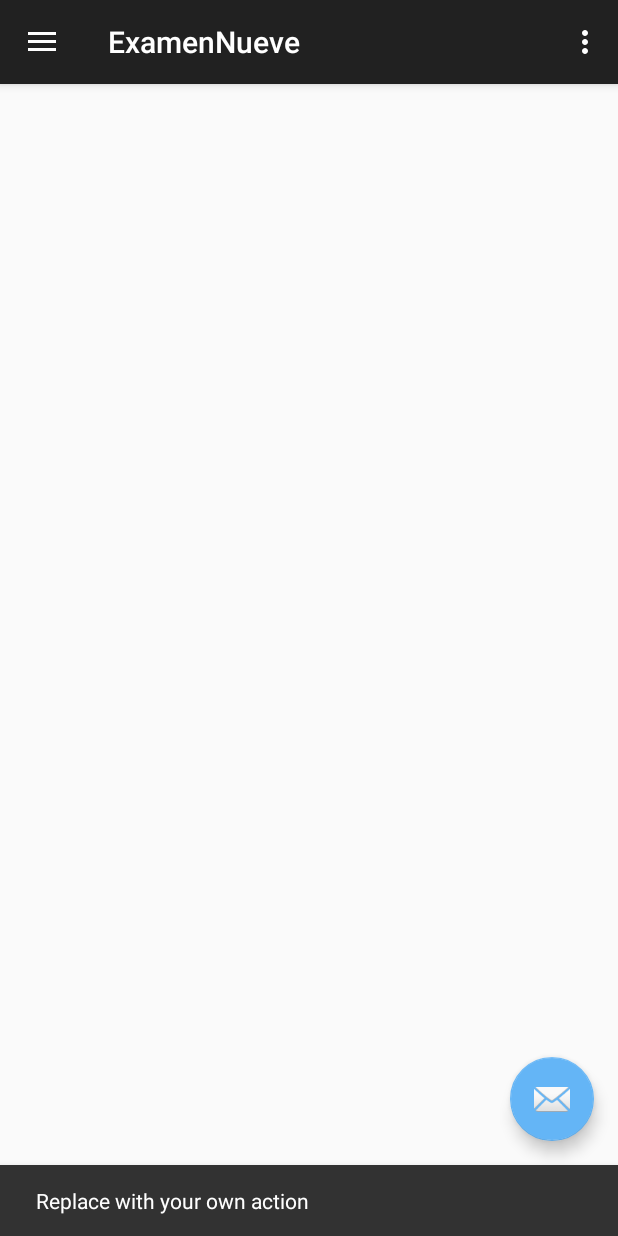
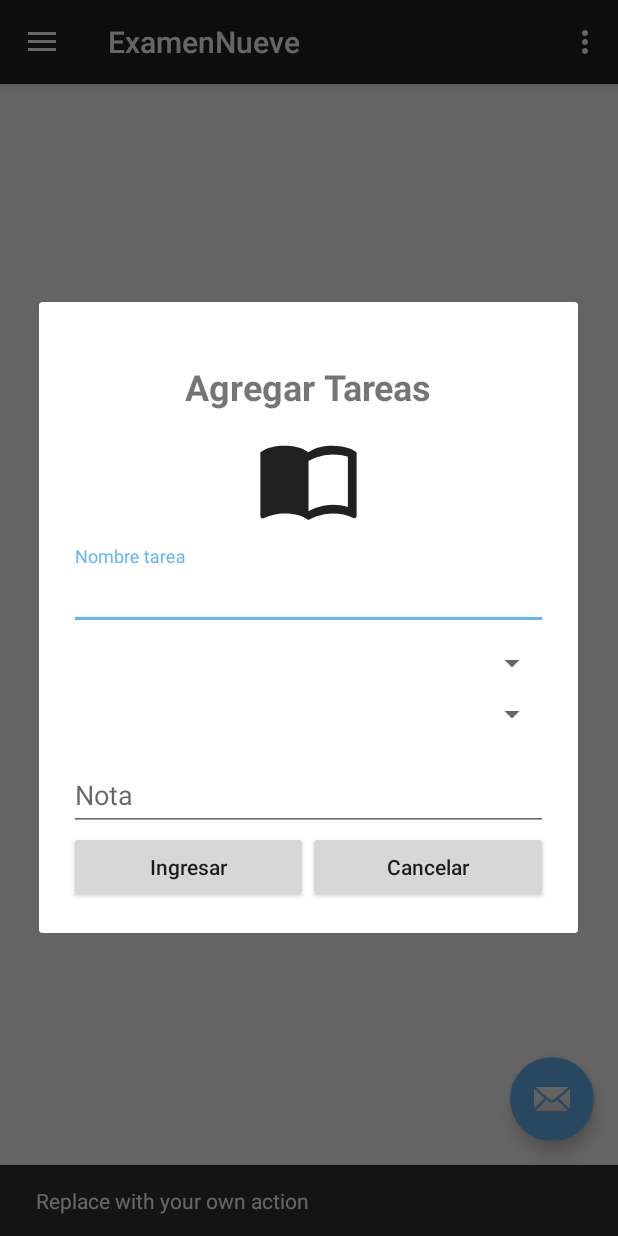
Before and after one commit to AlexisRoj/ExamenNueve, an Android app: the MainActivity screen opened directly, with no data from a screen before it, after a tap on an icon or button, on a phone screen of 412 x 824 dp. Run offline under Robolectric (Android 15) with nearby library versions, the phone set to English and light mode, and no system bars.

```diff
--- a/app/build.gradle
+++ b/app/build.gradle
@@ -4,6 +4,7 @@ android {
     compileSdkVersion 25
     buildToolsVersion "25.0.2"
     defaultConfig {
+        vectorDrawables.useSupportLibrary = true
         applicationId "com.innovagenesis.aplicaciones.android.examennueve"
         minSdkVersion 19
         targetSdkVersion 25
--- a/app/src/main/java/com/innovagenesis/aplicaciones/android/examennueve/DiccionarioDatos.java
+++ b/app/src/main/java/com/innovagenesis/aplicaciones/android/examennueve/DiccionarioDatos.java
@@ -15,7 +15,7 @@ public class DiccionarioDatos {
     public static final int rolUsuario = 0;
     public static final boolean salvarUsuario = false;
 
-    private static final String ip = "192.168.100.5";
+    private static final String ip = "192.168.100.4";
     private static final String puerto = "8084";
 
     // Espacio reservado para las conexiones a base de datos
--- a/app/src/main/java/com/innovagenesis/aplicaciones/android/examennueve/activities/MainActivity.java
+++ b/app/src/main/java/com/innovagenesis/aplicaciones/android/examennueve/activities/MainActivity.java
@@ -9,8 +9,6 @@ import android.support.design.widget.FloatingActionButton;
 import android.support.design.widget.Snackbar;
 import android.support.v4.app.Fragment;
 import android.support.v4.app.FragmentTransaction;
-import android.support.v7.widget.LinearLayoutManager;
-import android.support.v7.widget.RecyclerView;
 import android.view.View;
 import android.support.design.widget.NavigationView;
 import android.support.v4.view.GravityCompat;
@@ -23,9 +21,9 @@ import android.view.MenuItem;
 
 import com.innovagenesis.aplicaciones.android.examennueve.DiccionarioDatos;
 import com.innovagenesis.aplicaciones.android.examennueve.R;
-import com.innovagenesis.aplicaciones.android.examennueve.adapters.RecyclerViewAdapaterAU;
-import com.innovagenesis.aplicaciones.android.examennueve.asynctask.EstudiantesAsyncTask;
+import com.innovagenesis.aplicaciones.android.examennueve.asynctask.AsignaturaAsyncTask;
 import com.innovagenesis.aplicaciones.android.examennueve.asynctask.UsuarioAsyncTask;
+import com.innovagenesis.aplicaciones.android.examennueve.dialogos.DialogoAgregarTareas;
 import com.innovagenesis.aplicaciones.android.examennueve.fragments.AsignaturaFragment;
 import com.innovagenesis.aplicaciones.android.examennueve.fragments.EstudiantesFragment;
 import com.innovagenesis.aplicaciones.android.examennueve.instancias.UsuariosAsigna;
@@ -33,11 +31,10 @@ import com.innovagenesis.aplicaciones.android.examennueve.instancias.UsuariosAsi
 import java.net.MalformedURLException;
 import java.net.URL;
 import java.util.ArrayList;
-import java.util.List;
 
 public class MainActivity extends AppCompatActivity
         implements NavigationView.OnNavigationItemSelectedListener,
-        EstudiantesAsyncTask.mDesplegarEstudiantes,
+        AsignaturaAsyncTask.mDesplegarEstudiantes,
         UsuarioAsyncTask.mDesplegarUsuario {
 
     SharedPreferences preferences;
@@ -56,6 +53,14 @@ public class MainActivity extends AppCompatActivity
         fab.setOnClickListener(new View.OnClickListener() {
             @Override
             public void onClick(View view) {
+
+
+                DialogoAgregarTareas dialogoAgregarTareas = new DialogoAgregarTareas();
+                dialogoAgregarTareas.show(getSupportFragmentManager(),DialogoAgregarTareas.TAG);
+
+
+
+
                 Snackbar.make(view, "Replace with your own action", Snackbar.LENGTH_LONG)
                         .setAction("Action", null).show();
             }
@@ -121,7 +126,7 @@ public class MainActivity extends AppCompatActivity
         if (id == R.id.nav_asignatura) {
             // Se envía la solicitud asincronica de asignaturas
             try {
-                new EstudiantesAsyncTask(this).execute(new URL(DiccionarioDatos.URL_SERVICIO_ASIGNA));
+                new AsignaturaAsyncTask(this).execute(new URL(DiccionarioDatos.URL_SERVICIO_ASIGNA));
             } catch (MalformedURLException e) {
                 e.printStackTrace();
             }
@@ -157,10 +162,10 @@ public class MainActivity extends AppCompatActivity
     }
 
     @Override
-    public void DesplegarEstudiantes(ArrayList<UsuariosAsigna> listaUsuarios) {
+    public void DesplegarAsignatura(ArrayList<UsuariosAsigna> listaAsignatura) {
 
 
-        Fragment fragment = AsignaturaFragment.newInstances(listaUsuarios);
+        Fragment fragment = AsignaturaFragment.newInstances(listaAsignatura);
         mInstanciarFragment(contenedor, fragment).commit();
     }
 
--- /dev/null
+++ b/app/src/main/java/com/innovagenesis/aplicaciones/android/examennueve/dialogos/DialogoAgregarTareas.java
@@ -0,0 +1,125 @@
+package com.innovagenesis.aplicaciones.android.examennueve.dialogos;
+
+import android.annotation.SuppressLint;
+import android.app.AlertDialog;
+import android.app.Dialog;
+import android.os.Bundle;
+import android.support.annotation.NonNull;
+import android.support.design.widget.TextInputEditText;
+import android.support.design.widget.TextInputLayout;
+import android.support.v4.app.DialogFragment;
+import android.text.TextUtils;
+import android.view.LayoutInflater;
+import android.view.View;
+import android.widget.Button;
+import android.widget.Spinner;
+
+import com.innovagenesis.aplicaciones.android.examennueve.R;
+import com.innovagenesis.aplicaciones.android.examennueve.instancias.Tareas;
+
+/**
+ * Dialogo encargado de realizar el ingreso de tareas
+ * Created by alexi on 07/04/2017.
+ */
+
+public class DialogoAgregarTareas extends DialogFragment {
+
+    public static final String TAG = "dialogo_agregar_tarea";
+    public String nombreTarea = "nombre_tarea";
+
+    private interface DatosGuardarTarea {
+        void GuardarTarea(Tareas tareas);
+    }
+
+    public DatosGuardarTarea listener;
+
+    /**
+     * Spinner & TextInput
+     */
+    private Spinner spinnerAsignatura;
+    private Spinner spinnerEstudiante;
+
+    private TextInputEditText textInputEditTarea;
+    private TextInputLayout textInputLayoutTarea;
+    private TextInputEditText textInputEditNota;
+    private TextInputLayout textInputLayoutNota;
+
+
+
+    @NonNull
+    @Override
+    public Dialog onCreateDialog(Bundle savedInstanceState) {
+
+        @SuppressLint("InflateParams")
+        View view = LayoutInflater.from(getContext())
+                .inflate(R.layout.dialogo_agregar_tarea, null);
+
+        AlertDialog.Builder builder = new AlertDialog.Builder(getContext());
+        builder.setView(view);
+
+        spinnerAsignatura = (Spinner) view.findViewById(R.id.spinner_selecionar_asignatura);
+        spinnerEstudiante = (Spinner) view.findViewById(R.id.spinner_selecionar_estudiante);
+
+        textInputLayoutTarea = (TextInputLayout) view.findViewById(R.id.txt_inputlayout_nomtarea);
+        textInputEditTarea = (TextInputEditText) view.findViewById(R.id.txt_inputEdit_nomtarea);
+
+        textInputLayoutNota = (TextInputLayout) view.findViewById(R.id.txt_inputlayout_nota_tarea);
+        textInputEditNota = (TextInputEditText) view.findViewById(R.id.txt_inputEdit_nota_tarea);
+
+        Button btnAgregarTarea = (Button) view.findViewById(R.id.btn_ingresar_tarea);
+        Button btnCancelarTarea = (Button) view.findViewById(R.id.btn_cancelar_tarea);
+
+        btnAgregarTarea.setOnClickListener(new View.OnClickListener() {
+            @Override
+            public void onClick(View v) {
+                String errorTarea = "";
+                String nombreTarea = "";
+                Boolean activarInterface = true;
+                if (TextUtils.isEmpty(textInputEditTarea.getText())) {
+                    errorTarea = getString(R.string.campoVacio);
+                    activarInterface = false;
+                } else
+                    nombreTarea = textInputEditTarea.getText().toString();
+                mValidarTextInput(textInputLayoutTarea, errorTarea);
+
+
+                errorTarea = "";
+                String notaTarea = "";
+                if (TextUtils.isEmpty(textInputEditNota.getText())) {
+                    errorTarea = getString(R.string.campoVacio);
+                    activarInterface = false;
+                } else
+                    notaTarea = textInputEditNota.getText().toString();
+                mValidarTextInput(textInputLayoutNota, errorTarea);
+
+            }
+
+
+
+
+
+        });
+
+        btnCancelarTarea.setOnClickListener(new View.OnClickListener() {
+            @Override
+            public void onClick(View v) {
+
+                dismiss();
+            }
+        });
+
+        return builder.create();
+    }
+
+    /**
+     * Valida que los datos del textInput no esten vacios
+     */
+    private void mValidarTextInput(TextInputLayout textInput, String mensajeError) {
+        textInput.setError(mensajeError);
+        if (mensajeError == null) {
+            textInput.setErrorEnabled(false);
+        } else
+            textInput.setErrorEnabled(true);
+    }
+
+}
--- a/app/src/main/java/com/innovagenesis/aplicaciones/android/examennueve/dialogos/LoginDialogo.java
+++ b/app/src/main/java/com/innovagenesis/aplicaciones/android/examennueve/dialogos/DialogoLogin.java
@@ -23,7 +23,7 @@ import com.innovagenesis.aplicaciones.android.examennueve.R;
  * Created by alexi on 01/04/2017.
  */
 
-public class LoginDialogo extends DialogFragment {
+public class DialogoLogin extends DialogFragment {
 
     public static final String TAG = "dialogo_inicio_sesión";
 
@@ -33,7 +33,7 @@ public class LoginDialogo extends DialogFragment {
     private CheckBox checkBoxRecordar;
 
     public interface DatosHacerLogin {
-        void hacerLogin(String usuario, String contrasena, Boolean recordar);
+        void HacerLogin(String usuario, String contrasena, Boolean recordar);
     }
 
     private DatosHacerLogin listener;
@@ -90,7 +90,7 @@ public class LoginDialogo extends DialogFragment {
                 mValidarTextInput(textInputPass, errorPass);
 
                 if (enviarInterface)
-                    listener.hacerLogin(nombreUsuario, contrasenaUsuario, recordarLogin);
+                    listener.HacerLogin(nombreUsuario, contrasenaUsuario, recordarLogin);
             }
         });
         btnSalirogin.setOnClickListener(new View.OnClickListener() {
--- a/app/src/main/java/com/innovagenesis/aplicaciones/android/examennueve/fragments/EstudiantesFragment.java
+++ b/app/src/main/java/com/innovagenesis/aplicaciones/android/examennueve/fragments/EstudiantesFragment.java
@@ -17,6 +17,7 @@ import com.innovagenesis.aplicaciones.android.examennueve.instancias.UsuariosAsi
 import java.util.ArrayList;
 
 /**
+ * Clase encargada de listar los usurios
  * A simple {@link Fragment} subclass.
  */
 public class EstudiantesFragment extends Fragment {
@@ -47,6 +48,7 @@ public class EstudiantesFragment extends Fragment {
     public void onViewCreated(View view, @Nullable Bundle savedInstanceState) {
         super.onViewCreated(view, savedInstanceState);
 
+        /*Instancia el ReciclerView*/
         RecyclerView recyclerView = (RecyclerView)view.findViewById(R.id.recyclerViewEstudiante);
         RecyclerViewAdapaterAU adapter = new RecyclerViewAdapaterAU(getContext(),miLista);
         recyclerView.setAdapter(adapter);
--- /dev/null
+++ b/app/src/main/res/drawable/ic_tarea.xml
@@ -0,0 +1,9 @@
+<vector xmlns:android="http://schemas.android.com/apk/res/android"
+        android:width="24dp"
+        android:height="24dp"
+        android:viewportWidth="24.0"
+        android:viewportHeight="24.0">
+    <path
+        android:fillColor="#FF000000"
+        android:pathData="M21,5c-1.11,-0.35 -2.33,-0.5 -3.5,-0.5 -1.95,0 -4.05,0.4 -5.5,1.5 -1.45,-1.1 -3.55,-1.5 -5.5,-1.5S2.45,4.9 1,6v14.65c0,0.25 0.25,0.5 0.5,0.5 0.1,0 0.15,-0.05 0.25,-0.05C3.1,20.45 5.05,20 6.5,20c1.95,0 4.05,0.4 5.5,1.5 1.35,-0.85 3.8,-1.5 5.5,-1.5 1.65,0 3.35,0.3 4.75,1.05 0.1,0.05 0.15,0.05 0.25,0.05 0.25,0 0.5,-0.25 0.5,-0.5L23,6c-0.6,-0.45 -1.25,-0.75 -2,-1zM21,18.5c-1.1,-0.35 -2.3,-0.5 -3.5,-0.5 -1.7,0 -4.15,0.65 -5.5,1.5L12,8c1.35,-0.85 3.8,-1.5 5.5,-1.5 1.2,0 2.4,0.15 3.5,0.5v11.5z"/>
+</vector>
--- /dev/null
+++ b/app/src/main/res/layout/dialogo_agregar_tarea.xml
@@ -0,0 +1,105 @@
+<?xml version="1.0" encoding="utf-8"?>
+<LinearLayout xmlns:android="http://schemas.android.com/apk/res/android"
+    android:layout_width="match_parent"
+    android:layout_height="match_parent"
+    android:orientation="vertical">
+
+    <LinearLayout
+        android:padding="20dp"
+        android:layout_marginTop="10dp"
+        android:layout_width="match_parent"
+        android:layout_height="match_parent"
+        android:orientation="vertical">
+
+        <TextView
+            android:layout_width="match_parent"
+            android:layout_height="wrap_content"
+            android:layout_marginTop="10dp"
+            android:text="@string/agregar_tareas"
+            android:textAlignment="center"
+            android:textSize="24sp"
+            android:textStyle="bold" />
+
+        <ImageView
+            android:layout_marginTop="10dp"
+            android:layout_width="70dp"
+            android:layout_height="70dp"
+            android:tint="@color/colorPrimary"
+            android:layout_gravity="center"
+            android:src="@drawable/ic_tarea"/>
+
+
+
+        <android.support.design.widget.TextInputLayout
+            android:layout_marginTop="10dp"
+            android:id="@+id/txt_inputlayout_nomtarea"
+            android:layout_width="match_parent"
+            android:layout_height="wrap_content">
+
+            <android.support.design.widget.TextInputEditText
+                android:id="@+id/txt_inputEdit_nomtarea"
+                android:layout_width="match_parent"
+                android:layout_height="wrap_content"
+                android:hint="@string/nombre_tarea" />
+
+        </android.support.design.widget.TextInputLayout>
+
+        <Spinner
+            android:id="@+id/spinner_selecionar_asignatura"
+            android:layout_width="match_parent"
+            android:layout_height="wrap_content"
+            android:layout_marginTop="10dp">
+
+
+        </Spinner>
+
+        <Spinner
+            android:id="@+id/spinner_selecionar_estudiante"
+            android:layout_width="match_parent"
+            android:layout_height="wrap_content"
+            android:layout_marginTop="10dp">
+
+        </Spinner>
+
+        <android.support.design.widget.TextInputLayout
+            android:layout_marginTop="10dp"
+            android:id="@+id/txt_inputlayout_nota_tarea"
+            android:layout_width="match_parent"
+            android:layout_height="wrap_content">
+
+            <android.support.design.widget.TextInputEditText
+                android:id="@+id/txt_inputEdit_nota_tarea"
+                android:layout_width="match_parent"
+                android:layout_height="wrap_content"
+                android:hint="@string/nota"
+                android:inputType="numberSigned" />
+
+        </android.support.design.widget.TextInputLayout>
+
+        <LinearLayout
+            android:layout_width="match_parent"
+            android:layout_height="wrap_content"
+            android:orientation="horizontal">
+
+            <Button
+                android:id="@+id/btn_ingresar_tarea"
+                android:layout_width="0dp"
+                android:layout_height="wrap_content"
+                android:textAllCaps="false"
+                android:text="@string/ingresar"
+                android:layout_weight="1"/>
+
+            <Button
+                android:id="@+id/btn_cancelar_tarea"
+                android:textAllCaps="false"
+                android:text="@string/cancelar"
+                android:layout_width="0dp"
+                android:layout_height="wrap_content"
+                android:layout_weight="1"/>
+
+        </LinearLayout>
+
+
+    </LinearLayout>
+
+</LinearLayout>
--- a/app/src/main/res/values/strings.xml
+++ b/app/src/main/res/values/strings.xml
@@ -19,4 +19,9 @@
     <string name="codigo">codigo</string>
     <string name="descripcion">Descripcion</string>
     <string name="errorJSON">Error al decodificar json respuesta</string>
+    <string name="agregar_tareas">Agregar Tareas</string>
+    <string name="nombre_tarea">Nombre tarea</string>
+    <string name="cancelar">Cancelar</string>
+    <string name="ingresar">Ingresar</string>
+    <string name="nota">Nota</string>
 </resources>
```
Also changed, not shown: app/src/main/java/com/innovagenesis/aplicaciones/android/examennueve/activities/Login.java (+6 -6 lines), app/src/main/java/com/innovagenesis/aplicaciones/android/examennueve/asynctask/AsignaturaAsyncTask.java (renamed from app/src/main/java/com/innovagenesis/aplicaciones/android/examennueve/asynctask/EstudiantesAsyncTask.java, +5 -5 lines), app/src/main/java/com/innovagenesis/aplicaciones/android/examennueve/fragments/AsignaturaFragment.java (+9 -12 lines), app/src/main/res/layout/fragment_asignatura.xml (+4 -6 lines), app/src/main/res/layout/fragment_template_item.xml (+14 -17 lines).
